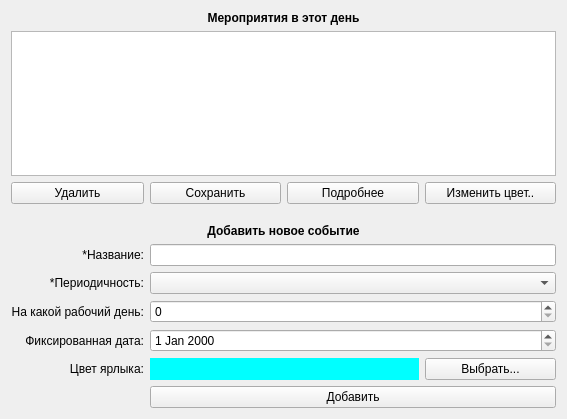
Before: the Qt Designer form UI_designs/AddReportInDB.ui in Shubarin/planner, drawn with Qt 5.
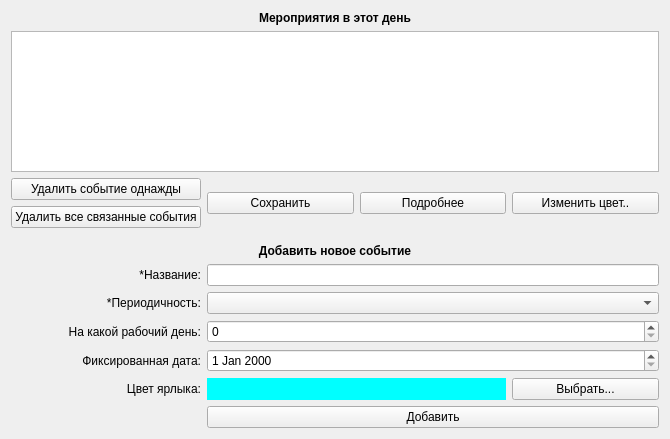
After: the same form once the commit is applied.

Commit message: Add button in AddReportForm for remove only one note. Improved readability of the code.

```diff
--- a/UI_designs/AddReportInDB.ui
+++ b/UI_designs/AddReportInDB.ui
@@ -6,8 +6,8 @@
    <rect>
     <x>0</x>
     <y>0</y>
-    <width>567</width>
-    <height>419</height>
+    <width>670</width>
+    <height>439</height>
    </rect>
   </property>
   <property name="windowTitle">
@@ -16,35 +16,63 @@
   <layout class="QVBoxLayout" name="verticalLayout">
    <item>
     <layout class="QGridLayout" name="gridLayout">
-     <item row="2" column="2">
-      <widget class="QPushButton" name="pushButton_2">
+     <item row="1" column="0" colspan="4">
+      <widget class="QTableWidget" name="tableWidget"/>
+     </item>
+     <item row="8" column="1" colspan="3">
+      <widget class="QSpinBox" name="spinBox"/>
+     </item>
+     <item row="12" column="1" colspan="3">
+      <widget class="QPushButton" name="add_item_btn">
        <property name="text">
-        <string>Подробнее</string>
+        <string>Добавить</string>
        </property>
       </widget>
      </item>
-     <item row="2" column="1">
-      <widget class="QPushButton" name="save_btn">
+     <item row="6" column="0">
+      <widget class="QLabel" name="label">
        <property name="text">
-        <string>Сохранить</string>
+        <string>*Название:</string>
        </property>
+       <property name="alignment">
+        <set>Qt::AlignRight|Qt::AlignTrailing|Qt::AlignVCenter</set>
+       </property>
       </widget>
      </item>
-     <item row="2" column="0">
-      <widget class="QPushButton" name="dlt_btn">
+     <item row="8" column="0">
+      <widget class="QLabel" name="label_3">
        <property name="text">
-        <string>Удалить</string>
+        <string>На какой рабочий день:</string>
        </property>
+       <property name="alignment">
+        <set>Qt::AlignRight|Qt::AlignTrailing|Qt::AlignVCenter</set>
+       </property>
       </widget>
      </item>
-     <item row="11" column="0">
-      <widget class="QLabel" name="label_5">
+     <item row="9" column="1" colspan="3">
+      <widget class="QDateEdit" name="dateEdit"/>
+     </item>
+     <item row="9" column="0">
+      <widget class="QLabel" name="label_4">
        <property name="text">
-        <string/>
+        <string>Фиксированная дата:</string>
        </property>
+       <property name="alignment">
+        <set>Qt::AlignRight|Qt::AlignTrailing|Qt::AlignVCenter</set>
+       </property>
       </widget>
      </item>
-     <item row="3" column="0">
+     <item row="7" column="0">
+      <widget class="QLabel" name="label_2">
+       <property name="text">
+        <string>*Периодичность:</string>
+       </property>
+       <property name="alignment">
+        <set>Qt::AlignRight|Qt::AlignTrailing|Qt::AlignVCenter</set>
+       </property>
+      </widget>
+     </item>
+     <item row="4" column="0">
       <spacer name="verticalSpacer">
        <property name="orientation">
         <enum>Qt::Vertical</enum>
@@ -57,87 +85,8 @@
        </property>
       </spacer>
      </item>
-     <item row="8" column="0">
-      <widget class="QLabel" name="label_4">
-       <property name="text">
-        <string>Фиксированная дата:</string>
-       </property>
-       <property name="alignment">
-        <set>Qt::AlignRight|Qt::AlignTrailing|Qt::AlignVCenter</set>
-       </property>
-      </widget>
-     </item>
-     <item row="6" column="0">
-      <widget class="QLabel" name="label_2">
-       <property name="text">
-        <string>*Периодичность:</string>
-       </property>
-       <property name="alignment">
-        <set>Qt::AlignRight|Qt::AlignTrailing|Qt::AlignVCenter</set>
-       </property>
-      </widget>
-     </item>
-     <item row="7" column="0">
-      <widget class="QLabel" name="label_3">
-       <property name="text">
-        <string>На какой рабочий день:</string>
-       </property>
-       <property name="alignment">
-        <set>Qt::AlignRight|Qt::AlignTrailing|Qt::AlignVCenter</set>
-       </property>
-      </widget>
-     </item>
-     <item row="5" column="0">
-      <widget class="QLabel" name="label">
-       <property name="text">
-        <string>*Название:</string>
-       </property>
-       <property name="alignment">
-        <set>Qt::AlignRight|Qt::AlignTrailing|Qt::AlignVCenter</set>
-       </property>
-      </widget>
-     </item>
-     <item row="2" column="3">
-      <widget class="QPushButton" name="pushButton_3">
-       <property name="text">
-        <string>Изменить цвет..</string>
-       </property>
-      </widget>
-     </item>
-     <item row="1" column="0" colspan="4">
-      <widget class="QTableWidget" name="tableWidget"/>
-     </item>
-     <item row="11" column="1" colspan="3">
-      <widget class="QPushButton" name="pushButton">
-       <property name="text">
-        <string>Добавить</string>
-       </property>
-      </widget>
-     </item>
      <item row="7" column="1" colspan="3">
-      <widget class="QSpinBox" name="spinBox"/>
-     </item>
-     <item row="8" column="1" colspan="3">
-      <widget class="QDateEdit" name="dateEdit"/>
-     </item>
-     <item row="5" column="1" colspan="3">
-      <widget class="QLineEdit" name="lineEdit"/>
-     </item>
-     <item row="4" column="0" colspan="4">
-      <widget class="QLabel" name="label_7">
-       <property name="font">
-        <font>
-         <weight>75</weight>
-         <bold>true</bold>
-        </font>
-       </property>
-       <property name="text">
-        <string>Добавить новое событие</string>
-       </property>
-       <property name="alignment">
-        <set>Qt::AlignCenter</set>
-       </property>
-      </widget>
+      <widget class="QComboBox" name="comboBox"/>
      </item>
      <item row="0" column="0" colspan="4">
       <widget class="QLabel" name="label_6">
@@ -155,27 +104,26 @@
        </property>
       </widget>
      </item>
+     <item row="5" column="0" colspan="4">
+      <widget class="QLabel" name="label_7">
+       <property name="font">
+        <font>
+         <weight>75</weight>
+         <bold>true</bold>
+        </font>
+       </property>
+       <property name="text">
+        <string>Добавить новое событие</string>
+       </property>
+       <property name="alignment">
+        <set>Qt::AlignCenter</set>
+       </property>
+      </widget>
+     </item>
      <item row="6" column="1" colspan="3">
-      <widget class="QComboBox" name="comboBox"/>
+      <widget class="QLineEdit" name="lineEdit"/>
      </item>
-     <item row="9" column="0">
-      <widget class="QLabel" name="label_8">
-       <property name="text">
-        <string>Цвет ярлыка:</string>
-       </property>
-       <property name="alignment">
-        <set>Qt::AlignRight|Qt::AlignTrailing|Qt::AlignVCenter</set>
-       </property>
-      </widget>
-     </item>
-     <item row="9" column="3">
-      <widget class="QPushButton" name="pushButton_4">
-       <property name="text">
-        <string>Выбрать...</string>
-       </property>
-      </widget>
-     </item>
-     <item row="9" column="1" colspan="2">
+     <item row="10" column="1" colspan="2">
       <widget class="QLabel" name="label_9">
        <property name="styleSheet">
         <string notr="true">background-color: #00ffff;</string>
@@ -185,6 +133,65 @@
        </property>
       </widget>
      </item>
+     <item row="3" column="0">
+      <widget class="QPushButton" name="dlt_btn">
+       <property name="text">
+        <string>Удалить все связанные события</string>
+       </property>
+      </widget>
+     </item>
+     <item row="10" column="3">
+      <widget class="QPushButton" name="choice_color_btn">
+       <property name="text">
+        <string>Выбрать...</string>
+       </property>
+      </widget>
+     </item>
+     <item row="12" column="0">
+      <widget class="QLabel" name="label_5">
+       <property name="text">
+        <string/>
+       </property>
+      </widget>
+     </item>
+     <item row="10" column="0">
+      <widget class="QLabel" name="label_8">
+       <property name="text">
+        <string>Цвет ярлыка:</string>
+       </property>
+       <property name="alignment">
+        <set>Qt::AlignRight|Qt::AlignTrailing|Qt::AlignVCenter</set>
+       </property>
+      </widget>
+     </item>
+     <item row="2" column="0">
+      <widget class="QPushButton" name="dlt_btn_once">
+       <property name="text">
+        <string>Удалить событие однажды</string>
+       </property>
+      </widget>
+     </item>
+     <item row="2" column="1" rowspan="2">
+      <widget class="QPushButton" name="save_btn">
+       <property name="text">
+        <string>Сохранить</string>
+       </property>
+      </widget>
+     </item>
+     <item row="2" column="2" rowspan="2">
+      <widget class="QPushButton" name="info_btn">
+       <property name="text">
+        <string>Подробнее</string>
+       </property>
+      </widget>
+     </item>
+     <item row="2" column="3" rowspan="2">
+      <widget class="QPushButton" name="change_color_btn">
+       <property name="text">
+        <string>Изменить цвет..</string>
+       </property>
+      </widget>
+     </item>
     </layout>
    </item>
   </layout>
```
Left out of the diff: 4 changed lines with no effect on the pictures. The commit also changes 10 other files.
